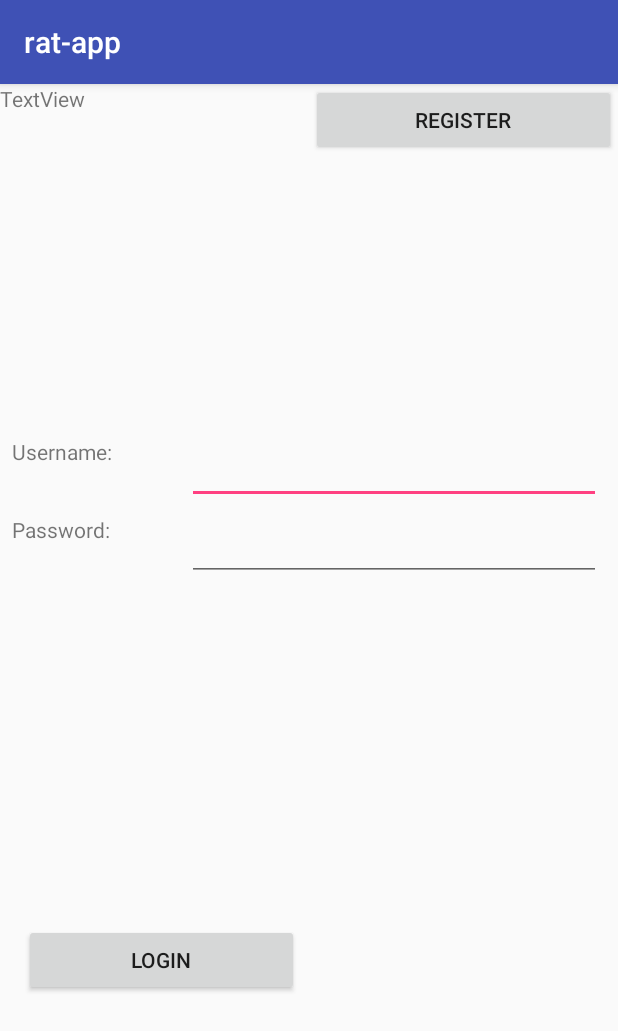
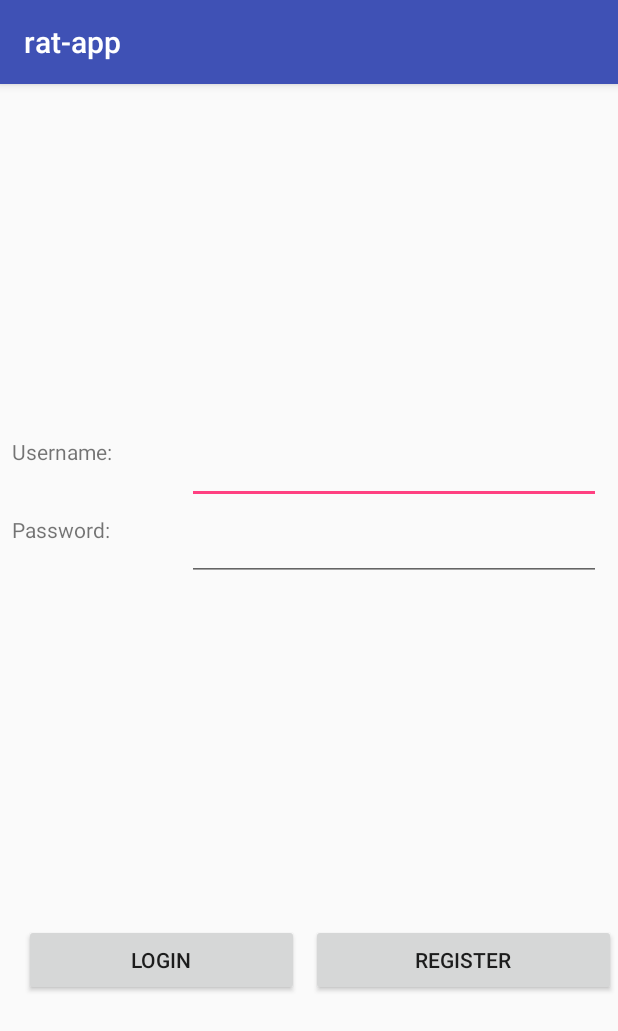
Before and after one commit to bvicinay/rat-app, an Android app: the screen it shows after launch (LoginActivity), on a phone screen of 412 x 824 dp. Shown: the top 1031 px of the screen. Run offline under Robolectric (Android 15) with nearby library versions, the phone set to English and light mode, and no system bars.

Commit message:
fixed view of login screen

```diff
--- a/app/src/main/res/layout/activity_login.xml
+++ b/app/src/main/res/layout/activity_login.xml
@@ -107,23 +107,23 @@
         tools:layout_constraintBaseline_creator="1"
         tools:layout_constraintLeft_creator="1"
         tools:layout_constraintRight_creator="1"
-        tools:layout_editor_absoluteY="303dp" />
+        app:layout_constraintBottom_toBottomOf="parent"
+        android:layout_marginBottom="160dp" />
 
-    <TextView
-        android:id="@+id/textView2"
-        android:layout_width="wrap_content"
-        android:layout_height="wrap_content"
-        android:text="TextView"
-        tools:layout_editor_absoluteX="39dp"
-        tools:layout_editor_absoluteY="528dp" />
+
 
     <TextView
         android:id="@+id/ErrorMessage"
         android:layout_width="95dp"
         android:layout_height="19dp"
         android:text=""
-        tools:layout_editor_absoluteX="29dp"
-        tools:layout_editor_absoluteY="449dp" />
+        android:layout_marginLeft="16dp"
+        app:layout_constraintLeft_toLeftOf="parent"
+        app:layout_constraintBottom_toBottomOf="parent"
+        android:layout_marginBottom="44dp"
+        app:layout_constraintTop_toTopOf="@+id/Login"
+        android:layout_marginTop="8dp"
+        app:layout_constraintVertical_bias="0.912" />
 
 
 </android.support.constraint.ConstraintLayout>
```
